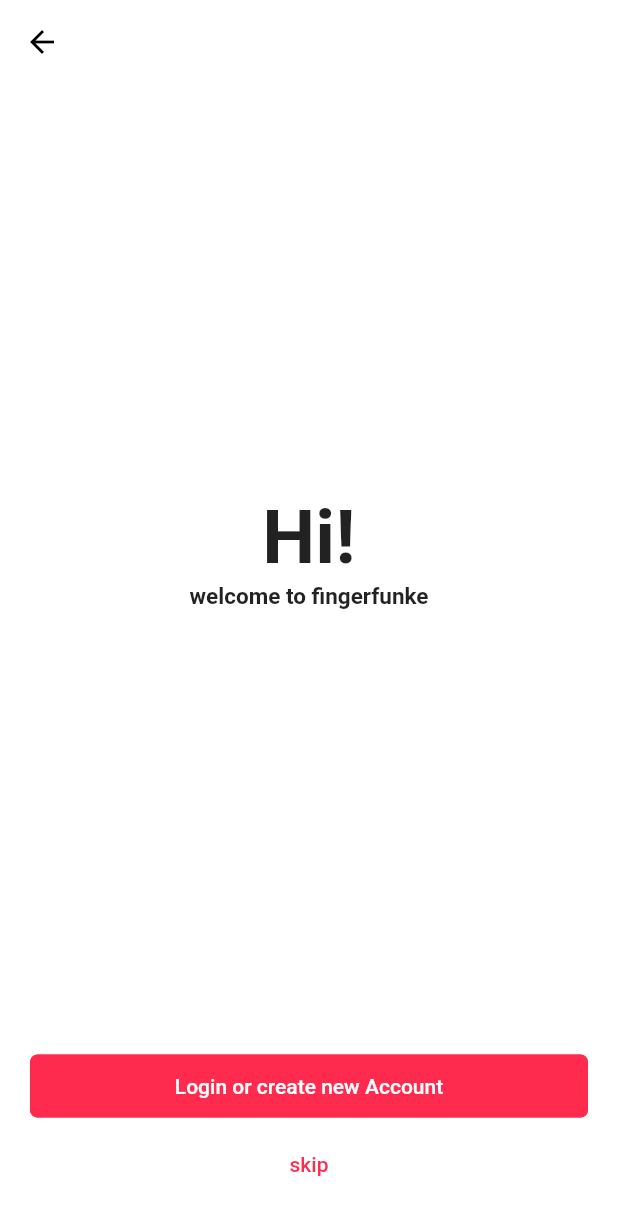
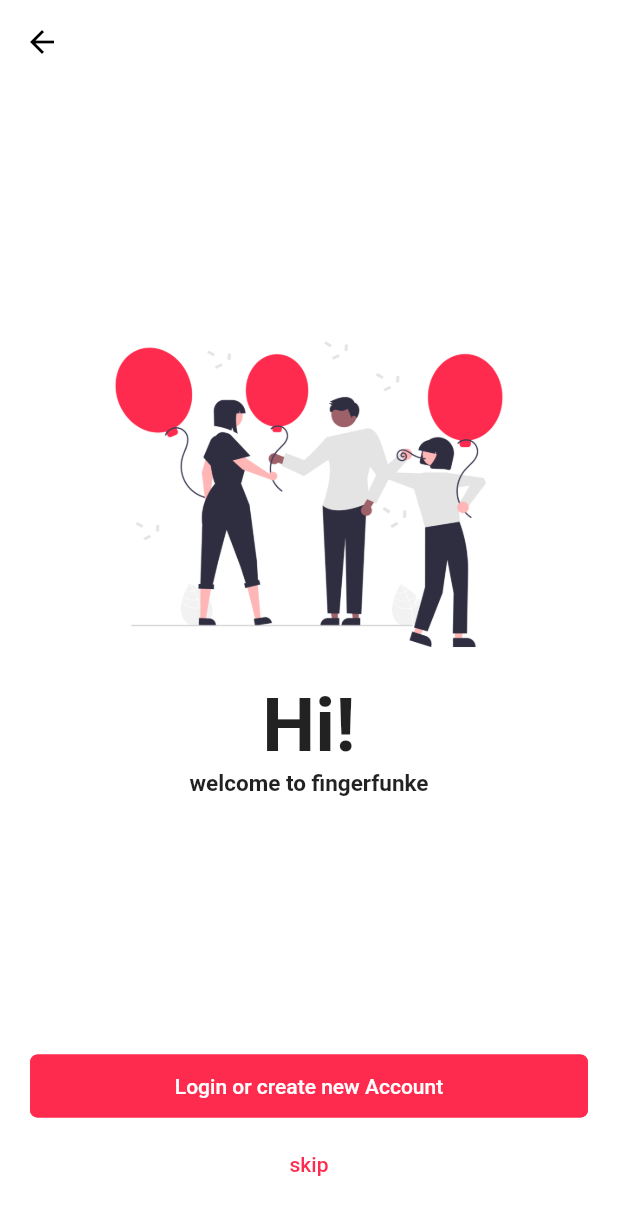
Before and after one commit to tim200002/fingerfunke-app, a Flutter app: the UnauthenticatedPage screen opened directly, on a phone screen of 412 x 824 dp. Shown: the top 1215 px of the screen. Run offline on Flutter 3.47's test engine with Material 2 defaults, Android fonts, the phone set to English and light mode, and no system bars; our stand-ins replace bloc, camera, cloud_firestore, cloud_functions, dio, equatable and 15 more; missing offline and left inert: video_thumbnail; accounts and stored records are empty; network calls fail; statements that could not run were skipped.

Commit message:
feat: added illustrations class; worked on login

```diff
--- a/lib/main.dart
+++ b/lib/main.dart
@@ -31,7 +31,7 @@ class AppInflater extends StatelessWidget {
     state.whenOrNull(
       unauthenticated: () {
         _navigator.currentState!
-            .pushAndRemoveUntil(SplashPage.route(), (_) => false);
+            .pushAndRemoveUntil(UnauthenticatedPage.route(), (_) => false);
       },
       signedInAnonymously: () {
         _navigator.currentState!.pushAndRemoveUntil(App.route(), (_) => false);
@@ -40,7 +40,7 @@ class AppInflater extends StatelessWidget {
           .pushAndRemoveUntil(App.route(), (_) => false),
       signedInButNoUserDocumentCreated: (_) {
         _navigator.currentState!
-            .pushAndRemoveUntil(SplashPage.route(), (_) => false);
+            .pushAndRemoveUntil(CreateAccountView.route(), (_) => false);
       },
     );
   }
--- /dev/null
+++ b/lib/utils/illustration.dart
@@ -0,0 +1,19 @@
+import 'package:flutter/material.dart';
+
+typedef IllustrationKey = String;
+
+class Illustrations {
+  static const IllustrationKey login = "login";
+  static const IllustrationKey party = "party";
+  static const IllustrationKey fixingBugs = "fixing_bugs";
+}
+
+class Illustration extends Image {
+  static const _undrawBase = "assets/img/illustrations/undraw/";
+
+  static _getPath(IllustrationKey name) => _undrawBase + name + ".png";
+
+  Illustration(final IllustrationKey name,
+      {Key? key, double? height = 250, double? width})
+      : super.asset(_getPath(name), key: key, height: height, width: width);
+}
--- a/lib/view/phone_login/view/phone_login_page.dart
+++ b/lib/view/phone_login/view/phone_login_page.dart
@@ -1,4 +1,5 @@
 import 'package:fingerfunke_app/utils/app_theme.dart';
+import 'package:fingerfunke_app/utils/illustration.dart';
 import 'package:fingerfunke_app/view/phone_login/cubit/phone_login_cubit.dart';
 import 'package:fingerfunke_app/view/phone_login/view/authenticated_view.dart';
 import 'package:fingerfunke_app/view/phone_login/view/enter_code_view.dart';
@@ -27,9 +28,9 @@ class PhoneLoginPage extends StatelessWidget {
               bottom: 50),
           child: Column(
             children: [
-              const Expanded(
+              Expanded(
                 child: Center(
-                  child: Text("TODO: Illustration"),
+                  child: Illustration(Illustrations.login),
                 ),
               ),
               BlocProvider<PhoneLoginCubit>(
--- a/lib/view/unauthenticated/view/unauthenticated_page.dart
+++ b/lib/view/unauthenticated/view/unauthenticated_page.dart
@@ -1,4 +1,5 @@
 import 'package:fingerfunke_app/repositories/authentication_repository/authetication_repository.dart';
+import 'package:fingerfunke_app/utils/illustration.dart';
 import 'package:fingerfunke_app/utils/tools.dart';
 import 'package:fingerfunke_app/view/phone_login/view/phone_login_page.dart';
 import 'package:flutter/material.dart';
@@ -15,15 +16,16 @@ class UnauthenticatedPage extends StatelessWidget {
       child: Column(
           mainAxisSize: MainAxisSize.min,
           crossAxisAlignment: CrossAxisAlignment.center,
-          children: const [
-            Text(
+          children: [
+            Illustration(Illustrations.party),
+            const Text(
               "Hi!",
               style: TextStyle(
                 fontSize: 50,
                 fontWeight: FontWeight.bold,
               ),
             ),
-            Text("welcome to fingerfunke",
+            const Text("welcome to fingerfunke",
                 style: TextStyle(
                   fontSize: 15,
                   fontWeight: FontWeight.bold,
```
Also changed, not shown: lib/view/error/exception_view.dart (+5 -4 lines), assets/img/illustrations/undraw/fixing_bugs.png (renamed from assets/img/illustrations/undraw/undraw_fixing_bugs.png), assets/img/illustrations/undraw/login.png (renamed from assets/img/illustrations/undraw/undraw_login.png), assets/img/illustrations/undraw/party.png (renamed from assets/img/illustrations/undraw/undraw_party.png).
